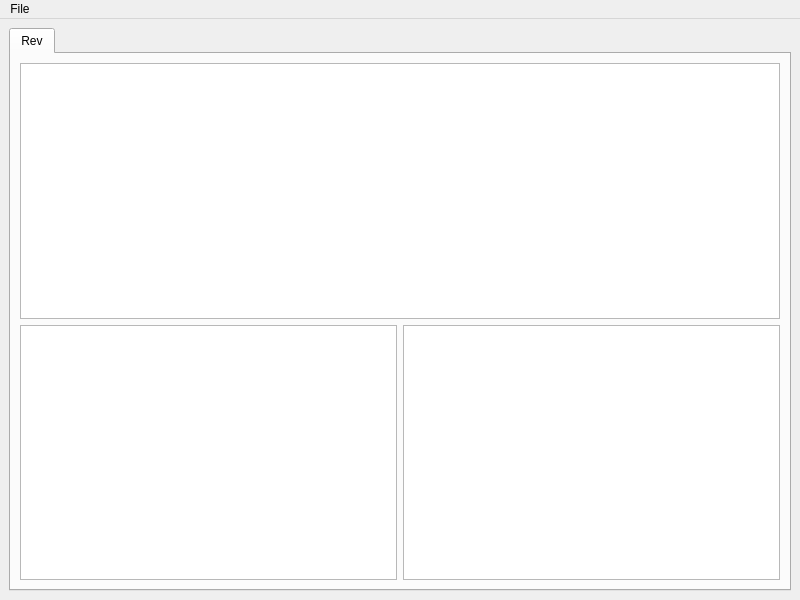
Before: the Qt Designer form mainwindow.ui in andy-campbell/acgit, drawn with Qt 5.
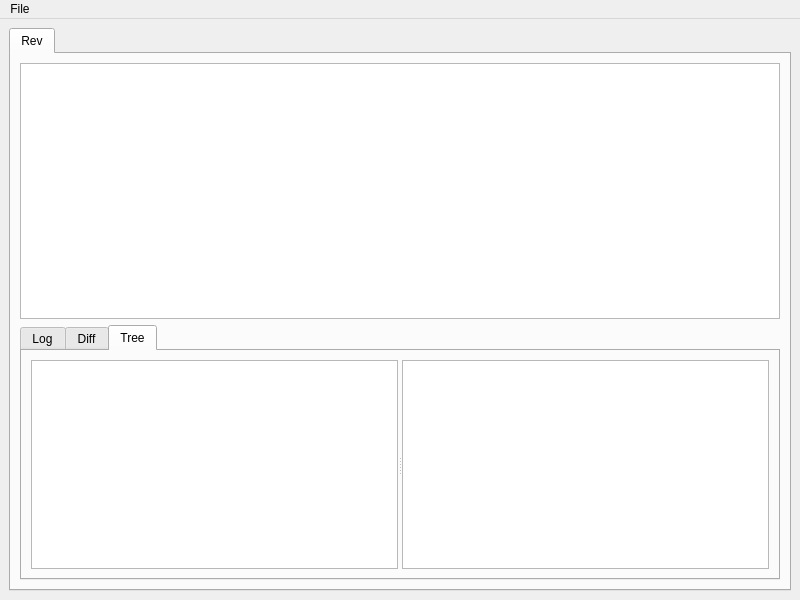
After: the same form once the commit is applied.

Commit message:
acgit: Patches can now be displayed
Work still needs to be done but the basics have been done.

The patches for a commit can be displayed.

What changed in the file:
```diff
--- a/mainwindow.ui
+++ b/mainwindow.ui
@@ -63,11 +63,34 @@
            </widget>
           </item>
           <item>
+           <widget class="QTabWidget" name="commitInfoTabs">
+            <property name="currentIndex">
+             <number>2</number>
+            </property>
+            <widget class="QWidget" name="commitLog">
+             <attribute name="title">
+              <string>Log</string>
+             </attribute>
+             <layout class="QVBoxLayout" name="verticalLayout_4">
+              <item>
            <layout class="QHBoxLayout" name="horizontalLayout">
             <item>
-             <widget class="QTextEdit" name="diffView"/>
-            </item>
+                 <widget class="QTextEdit" name="fullLogText"/>
+                </item>
+               </layout>
+              </item>
+             </layout>
+            </widget>
+            <widget class="QWidget" name="filesChanged">
+             <attribute name="title">
+              <string>Diff</string>
+             </attribute>
+             <layout class="QHBoxLayout" name="horizontalLayout_2">
             <item>
+               <widget class="QSplitter" name="splitter">
+                <property name="orientation">
+                 <enum>Qt::Horizontal</enum>
+                </property>
              <widget class="QTreeView" name="fileChangesView">
               <property name="baseSize">
                <size>
@@ -82,8 +105,28 @@
                <bool>false</bool>
               </property>
              </widget>
-            </item>
-           </layout>
+                <widget class="QTextEdit" name="diffView"/>
+               </widget>
+              </item>
+             </layout>
+            </widget>
+            <widget class="QWidget" name="commitTree">
+             <attribute name="title">
+              <string>Tree</string>
+             </attribute>
+             <layout class="QHBoxLayout" name="horizontalLayout_3">
+              <item>
+               <widget class="QSplitter" name="splitter_2">
+                <property name="orientation">
+                 <enum>Qt::Horizontal</enum>
+                </property>
+                <widget class="QTreeView" name="gitTree"/>
+                <widget class="QTextEdit" name="fileText"/>
+               </widget>
+              </item>
+             </layout>
+            </widget>
+           </widget>
           </item>
          </layout>
         </item>
```
Lines whose indentation alone changed are shown as unchanged. The commit also changes 2 other files.
